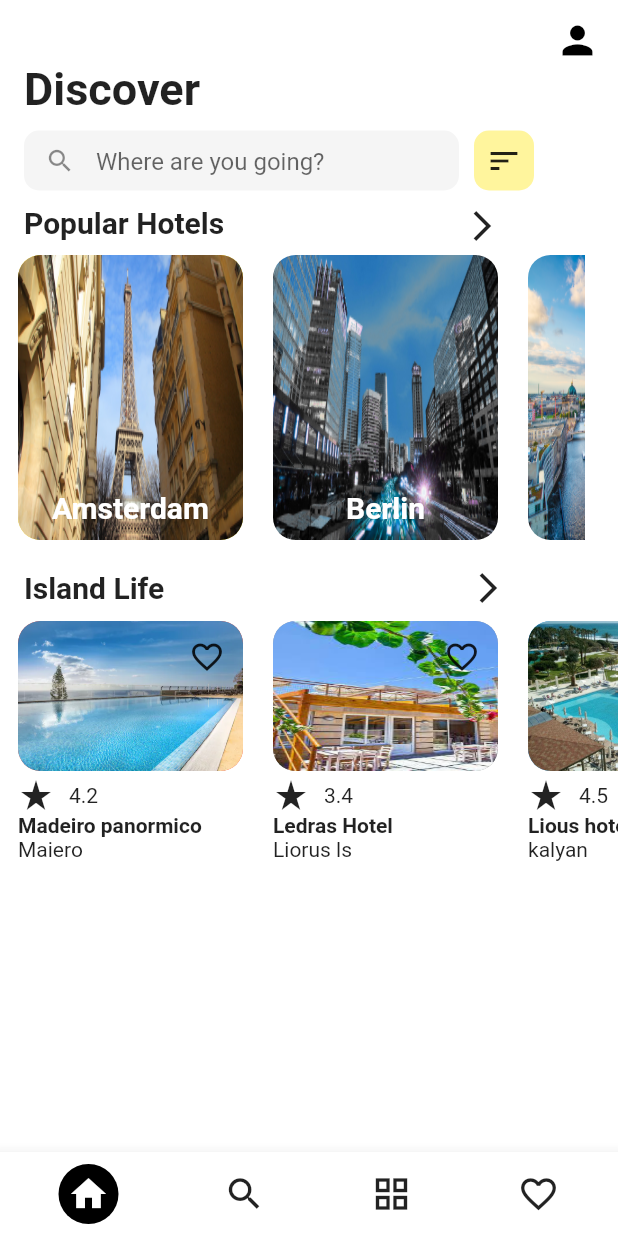
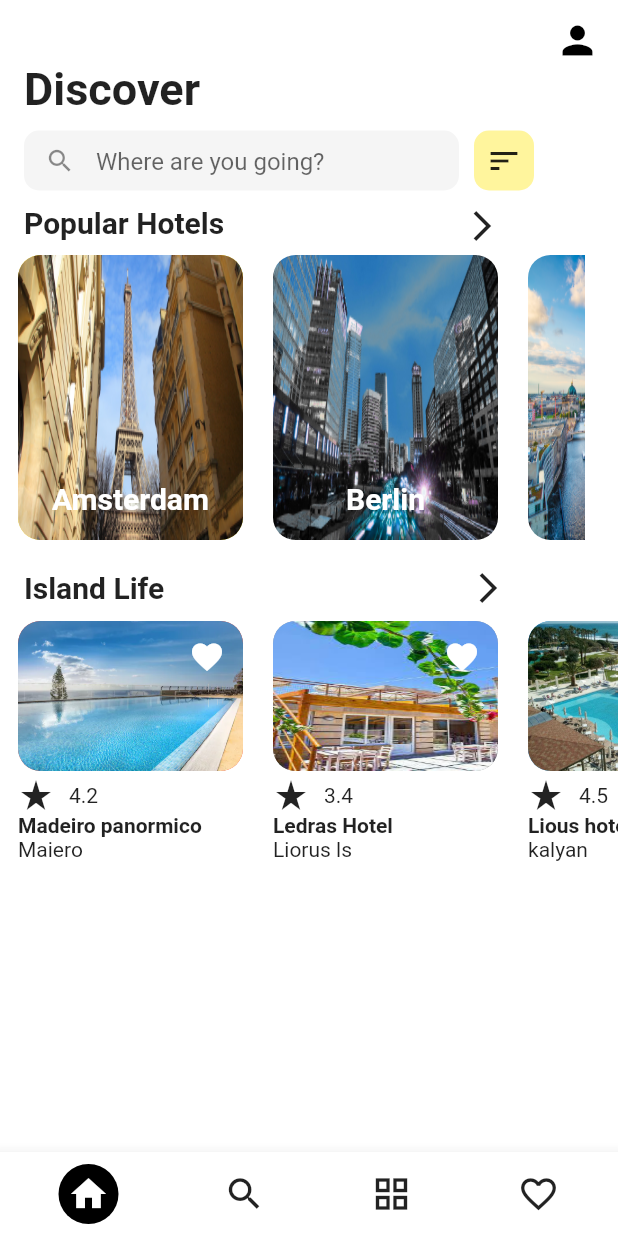
Before and after one commit to kalyanchandra48/Design1, a Flutter app: the screen it shows after launch, on a phone screen of 412 x 824 dp. Run offline on Flutter 3.47's test engine with Material 2 defaults, Android fonts, the phone set to English and light mode, and no system bars.

Commit message:
BOxlistview on ios arrow

```diff
--- a/lib/main.dart
+++ b/lib/main.dart
@@ -1,5 +1,6 @@
 import 'package:flutter/material.dart';
-
+import 'popular.dart';
+import 'island.dart';
 void main() {
   runApp(
     MaterialApp(
@@ -9,7 +10,12 @@ void main() {
   );
 }
 
-class FirstDesign extends StatelessWidget {
+class FirstDesign extends StatefulWidget {
+  @override
+  _FirstDesignState createState() => _FirstDesignState();
+}
+
+class _FirstDesignState extends State<FirstDesign> {
   List<Color> colors = [
     Colors.red,
     Colors.grey,
@@ -17,12 +23,21 @@ class FirstDesign extends StatelessWidget {
     Colors.black,
     Colors.red
   ];
+  List<Color> iconColors = [
+    Colors.white,
+    Colors.white,
+    Colors.white,
+    Colors.white,
+    Colors.white,
+    Colors.white,
+  ];
   List<String> images = [
     'assets/panormico.webp',
     'assets/ledras.jpeg',
     'assets/lious.jpeg',
     'assets/final.jpeg'
   ];
+
   List<String> hotelName = [
     'Madeiro panormico',
     'Ledras Hotel',
@@ -32,11 +47,14 @@ class FirstDesign extends StatelessWidget {
   List<String> rating = ['4.2', '3.4', '4.5', '4.6'];
   List<String> subHotel = ['Maiero', 'Liorus ls', 'kalyan', 'joshua'];
   List<IconData> icons = [
-    Icons.favorite_border,
-    Icons.favorite_border,
-    Icons.favorite_border,
-    Icons.favorite_border
+    Icons.favorite,
+    Icons.favorite,
+    Icons.favorite,
+    Icons.favorite
   ];
+  Color borderColor = Colors.transparent;
+  Color roundColor = Colors.transparent;
+  Color boxColor = Colors.transparent;
   @override
   Widget build(BuildContext context) {
     return Scaffold(
@@ -49,20 +67,17 @@ class FirstDesign extends StatelessWidget {
               height: 14,
               width: 24,
             ),
-
-
-
             Padding(
               padding: EdgeInsets.only(top: 8, bottom: 8),
-                child:CircleAvatar(
-		backgroundColor:Colors.black,
+              child: CircleAvatar(
+                backgroundColor: Colors.black,
                 child: Icon(
                   Icons.home,
                   color: Colors.white,
                   size: 28,
-                ),),
                 ),
-
+              ),
+            ),
             SizedBox(
               width: 50,
             ),
@@ -132,13 +147,11 @@ class FirstDesign extends StatelessWidget {
                     ),
                   ),
                   child: Container(
-                    //	  Icon(Icons.search),
                     padding: EdgeInsets.symmetric(
                       horizontal: 0,
                     ),
                     child: TextField(
                       cursorColor: Colors.black,
-                      //prefixIcon::	Icon(Icons.search),
                       decoration: InputDecoration(
                         prefixIcon: Padding(
                           padding: EdgeInsets.only(
@@ -191,10 +204,16 @@ class FirstDesign extends StatelessWidget {
                 SizedBox(
                   width: 160,
                 ),
-                Container(
+                GestureDetector(
+                  onTap: () {
+                    Navigator.of(context).push(
+                        MaterialPageRoute(builder: (context) => Popular()));
+                  },
+                  child: Container(
                       height: 20,
                       width: 20,
                       child: Icon(Icons.arrow_forward_ios)),
+                ),
               ],
             ),
           ),
@@ -210,7 +229,15 @@ class FirstDesign extends StatelessWidget {
               padding: EdgeInsets.only(left: 12),
               scrollDirection: Axis.horizontal,
               children: [
-                Container(
+                GestureDetector(
+                  onTap: () {
+                    setState(() {
+                      borderColor == Colors.yellow
+                          ? borderColor = Colors.transparent
+                          : borderColor = Colors.yellow;
+                    });
+                  },
+                  child: Container(
                     height: 90,
                     width: 150,
                     decoration: BoxDecoration(
@@ -218,6 +245,7 @@ class FirstDesign extends StatelessWidget {
                         image: AssetImage('assets/Amsterdam.jpg'),
                         fit: BoxFit.fill,
                       ),
+                      border: Border.all(color: borderColor, width: 6),
                       color: Colors.yellow,
                       borderRadius: BorderRadius.all(
                         Radius.circular(15),
@@ -237,10 +265,19 @@ class FirstDesign extends StatelessWidget {
                       ),
                     ),
                   ),
+                ),
                 SizedBox(
                   width: 20,
                 ),
-                Container(
+                GestureDetector(
+                  onTap: () {
+                    setState(() {
+                      roundColor == Colors.yellow
+                          ? roundColor = Colors.transparent
+                          : roundColor = Colors.yellow;
+                    });
+                  },
+                  child: Container(
                     height: 90,
                     width: 150,
                     decoration: BoxDecoration(
@@ -249,6 +286,7 @@ class FirstDesign extends StatelessWidget {
                         image: AssetImage('assets/city.png'),
                         fit: BoxFit.fill,
                       ),
+                      border: Border.all(color: roundColor, width: 6),
                     ),
                     padding: EdgeInsets.only(bottom: 10),
                     child: Align(
@@ -263,10 +301,19 @@ class FirstDesign extends StatelessWidget {
                       ),
                     ),
                   ),
+                ),
                 SizedBox(
                   width: 20,
                 ),
-                Container(
+                GestureDetector(
+                  onTap: () {
+                    setState(() {
+                      boxColor == Colors.yellow
+                          ? boxColor = Colors.transparent
+                          : boxColor = Colors.yellow;
+                    });
+                  },
+                  child: Container(
                     height: 90,
                     width: 150,
                     padding: EdgeInsets.only(bottom: 10),
@@ -288,6 +335,8 @@ class FirstDesign extends StatelessWidget {
                       image: DecorationImage(
                         image: AssetImage('assets/Berlin.jpeg'),
                         fit: BoxFit.fill,
+                      ),
+                      border: Border.all(color: boxColor, width: 6),
                     ),
                   ),
                 ),
@@ -311,8 +360,19 @@ class FirstDesign extends StatelessWidget {
                 SizedBox(
                   width: 204,
                 ),
-                Container(
+                GestureDetector(
+                  onTap: () {
+                    setState(()
+				    {
+ Navigator.of(context).push(
+                        MaterialPageRoute(builder: (context) => Island()));
+
+
+				    });
+                  },
+                  child: Container(
                     child: Icon(Icons.arrow_forward_ios),
+                  ),
                 ),
               ],
             ),
@@ -342,24 +402,37 @@ class FirstDesign extends StatelessWidget {
                             top: 12,
                             right: 12,
                           ),
+                          child: GestureDetector(
+                            onTap: () {
+                              setState(() {
+                                iconColors[i] == Colors.black
+                                    ? iconColors[i] = Colors.white
+                                    : iconColors[i] = Colors.black;
+                              });
+                            },
                             child: Align(
-                            child: Icon(icons[i]),
+                              child: Icon(
+                                icons[i],
+                                color: iconColors[i],
+                              ),
                               alignment: Alignment.topRight,
+                            ),
                           ),
                         ),
                         decoration: BoxDecoration(
                           image: DecorationImage(
                             image: AssetImage(images[i]),
-                            //Icon(Icons.icons[i]),
                             fit: BoxFit.fill,
-                            //Icon(Icons.icons[i]),
                           ),
                           borderRadius: BorderRadius.all(
                             Radius.circular(15),
                           ),
                           color: colors[i],
                         ),
-                      ),SizedBox(height:4,),
+                      ),
+                      SizedBox(
+                        height: 4,
+                      ),
                       Row(
                         mainAxisAlignment: MainAxisAlignment.start,
                         children: [
--- a/pubspec.yaml
+++ b/pubspec.yaml
@@ -34,6 +34,7 @@ dependencies:
   # The following adds the Cupertino Icons font to your application.
   # Use with the CupertinoIcons class for iOS style icons.
   cupertino_icons: ^1.0.2
+  photo_view: ^0.13.0
 
 dev_dependencies:
   flutter_test:
```
Also changed, not shown: lib/island.dart (added, +55 -0 lines), lib/popular.dart (added, +49 -0 lines), main.dart (added), pubspec.lock, 2 other files. Lines whose indentation alone changed are shown as unchanged.
